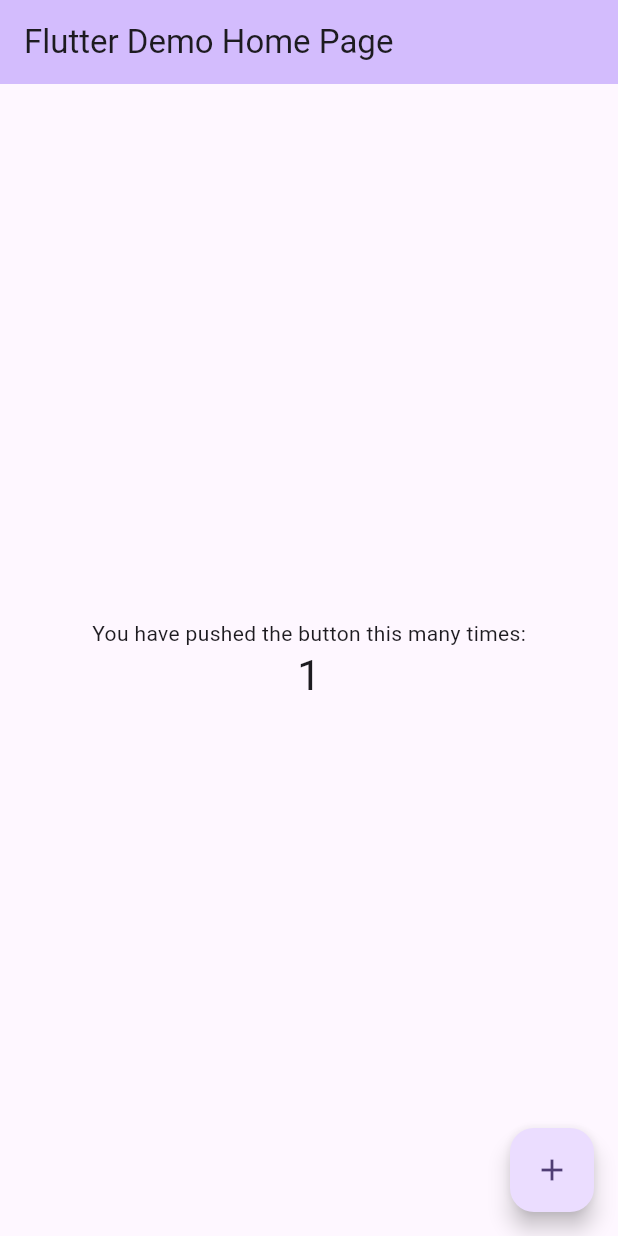
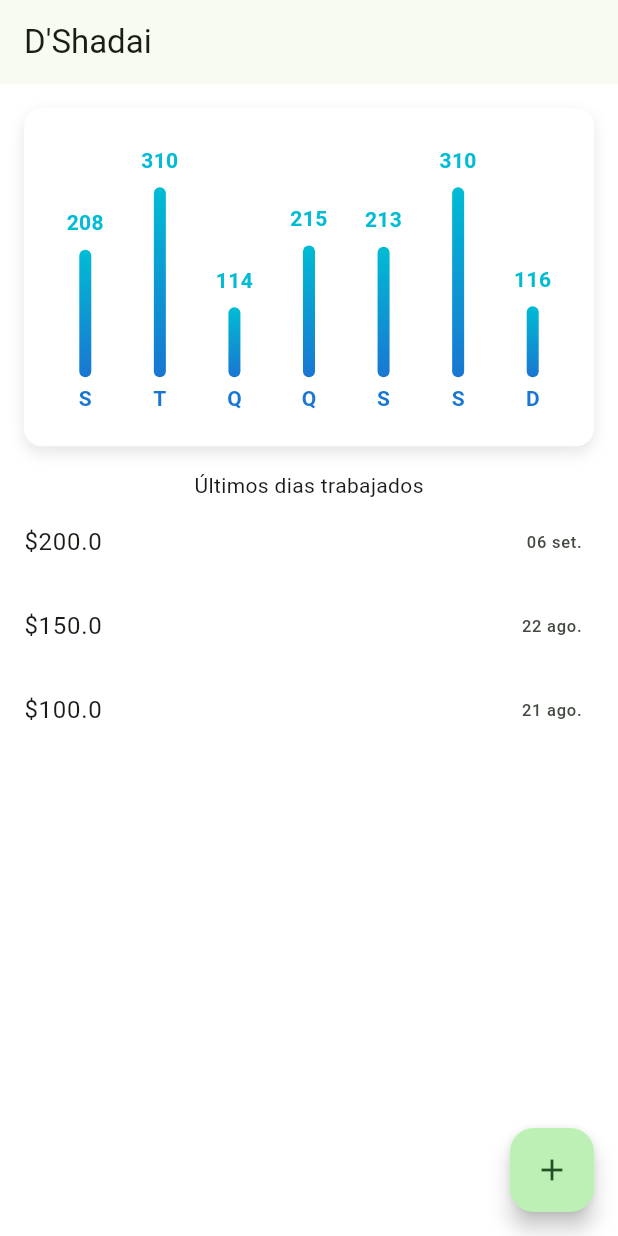
Before and after one commit to juliangg910316/deshadai_app, a Flutter app: the screen it shows after launch, after a tap on the "add" icon, on a phone screen of 412 x 824 dp. Run offline on Flutter 3.47's test engine with Material 3 defaults, Android fonts, the phone set to English and light mode, and no system bars; drawn by our look-alikes of fl_chart; our stand-ins replace flutter_bloc, freezed_annotation, get_it, logger, objectbox; generated files the repository leaves out were written again.

Commit message:
feat: Implement salary income management with ObjectBox and BLoC
- Added BlocObserved for logging state changes in BLoC.
- Set up dependency injection using GetIt for SalaryIncomeDataSource and HomeCubit.
- Created SalaryIncomeDatasourceImpl to handle data operations with ObjectBox.
- Developed SalaryIncomeMapper for converting between SalaryIncome and SalaryIncomeModel.
- Defined SalaryIncomeModel as an ObjectBox entity for local storage.
- Established SalaryIncomeDataSource interface for data access abstraction.
- Implemented SalaryIncome entity using Freezed for immutability and pattern matching.
- Generated ObjectBox model and setup for local database storage.
- Created HomeCubit to manage salary income state and loading logic.
- Developed HomeState to represent the UI state of the Home page.
- Built ChartsPage and HomePage for displaying salary income data visually.
- Implemented ChartView for rendering bar charts using fl_chart package.
- Created SalaryListView to display a list of salary incomes with formatted dates.

```diff
--- a/analysis_options.yaml
+++ b/analysis_options.yaml
@@ -8,6 +8,10 @@
 # The following line activates a set of recommended lints for Flutter apps,
 # packages, and plugins designed to encourage good coding practices.
 include: package:flutter_lints/flutter.yaml
+
+analyzer:
+  errors:
+    invalid_annotation_target: ignore
 
 linter:
   # The lint rules applied to this project can be customized in the
--- /dev/null
+++ b/lib/bloc_observed.dart
@@ -0,0 +1,12 @@
+import 'package:flutter_bloc/flutter_bloc.dart';
+import 'package:logger/logger.dart';
+
+class BlocObserved extends BlocObserver {
+  const BlocObserved();
+
+  @override
+  void onChange(BlocBase<dynamic> bloc, Change<dynamic> change) {
+    super.onChange(bloc, change);
+    Logger().i('${bloc.runtimeType} $change');
+  }
+}
--- /dev/null
+++ b/lib/core/di/injection.dart
@@ -0,0 +1,23 @@
+// service locator
+import 'package:deshadai/ui/bloc/home_cubit.dart';
+import 'package:get_it/get_it.dart';
+
+import '../../data/datasource/local/salary_income_datasource_impl.dart';
+import '../../domain/datasources/salary_income_datasource.dart';
+import '../../objectbox.dart';
+
+GetIt getit = GetIt.instance;
+
+Future<void> init() async {
+  // Register the ObjectBox instance
+  final ObjectBox objectBox = await ObjectBox.create();
+  getit
+    ..registerSingleton<ObjectBox>(objectBox)
+    // Register the SalaryIncomeDataSource
+    ..registerFactory<SalaryIncomeDataSource>(
+      () => SalaryIncomeDatasourceImpl(getit<ObjectBox>()),
+    )
+    ..registerFactory<HomeCubit>(
+      () => HomeCubit(getit<SalaryIncomeDataSource>()),
+    );
+}
--- /dev/null
+++ b/lib/data/datasource/local/salary_income_datasource_impl.dart
@@ -0,0 +1,50 @@
+import 'package:deshadai/data/mapper/salary_income_mapper.dart';
+
+import '../../../domain/datasources/salary_income_datasource.dart';
+import '../../../domain/entity/salary_income.dart';
+import '../../../objectbox.dart';
+import '../../../objectbox.g.dart';
+import '../../model/salary_income_model.dart';
+
+class SalaryIncomeDatasourceImpl implements SalaryIncomeDataSource {
+  final ObjectBox _objectBox;
+
+  SalaryIncomeDatasourceImpl(this._objectBox);
+
+  @override
+  Future<List<SalaryIncome>> getSalaryIncomes() {
+    // Query for all notes, sorted by their date.
+    // https://docs.objectbox.io/queries
+    final builder = _objectBox.salaryIncomeBox.query().order(
+      SalaryIncomeModel_.date,
+      flags: Order.descending,
+    );
+    final salaryIncomeModels = builder.build().find();
+    return Future.value(
+      SalaryIncomeMapper.mapperSalaryIncomeModelToEntityList(
+        salaryIncomeModels,
+      ),
+    );
+  }
+
+  @override
+  Future<void> addSalaryIncome(SalaryIncome salaryIncome) =>
+      _objectBox.salaryIncomeBox.putAsync(
+        SalaryIncomeModel(
+          salaryIncome: salaryIncome.salaryIncome,
+          comment: salaryIncome.comment,
+          date: salaryIncome.date,
+        ),
+      );
+
+  @override
+  Future<void> updateSalaryIncome(SalaryIncome salaryIncome) {
+    // TODO: implement updateSalaryIncome
+    throw UnimplementedError();
+  }
+
+  @override
+  Future<void> deleteSalaryIncome(int id) {
+    return _objectBox.salaryIncomeBox.removeAsync(id);
+  }
+}
--- /dev/null
+++ b/lib/data/mapper/salary_income_mapper.dart
@@ -0,0 +1,30 @@
+import '../../domain/entity/salary_income.dart';
+import '../model/salary_income_model.dart';
+
+class SalaryIncomeMapper {
+  static SalaryIncome mapperSalaryIncomeModelToEntity(SalaryIncomeModel model) {
+    return SalaryIncome(
+      id: model.id,
+      salaryIncome: model.salaryIncome,
+      comment: model.comment,
+      date: model.date,
+    );
+  }
+
+  static List<SalaryIncome> mapperSalaryIncomeModelToEntityList(
+    List<SalaryIncomeModel> models,
+  ) {
+    return models.map(mapperSalaryIncomeModelToEntity).toList();
+  }
+
+  static SalaryIncomeModel mapperSalaryIncomeEntityToModel(
+    SalaryIncome entity,
+  ) {
+    return SalaryIncomeModel(
+      id: entity.id,
+      salaryIncome: entity.salaryIncome,
+      comment: entity.comment,
+      date: entity.date,
+    );
+  }
+}
--- /dev/null
+++ b/lib/data/model/salary_income_model.dart
@@ -0,0 +1,21 @@
+import 'package:objectbox/objectbox.dart';
+
+// ignore_for_file: public_member_api_docs
+
+@Entity()
+class SalaryIncomeModel {
+  int id;
+
+  double salaryIncome;
+  String? comment;
+
+  /// Note: Stored in milliseconds without time zone info.
+  DateTime date;
+
+  SalaryIncomeModel({
+    this.id = 0,
+    this.comment,
+    this.salaryIncome = 0.0,
+    DateTime? date,
+  }) : date = date ?? DateTime.now();
+}
--- /dev/null
+++ b/lib/domain/datasources/salary_income_datasource.dart
@@ -0,0 +1,8 @@
+import '../entity/salary_income.dart';
+
+abstract interface class SalaryIncomeDataSource {
+  Future<List<SalaryIncome>> getSalaryIncomes();
+  Future<void> addSalaryIncome(SalaryIncome salaryIncome);
+  Future<void> updateSalaryIncome(SalaryIncome salaryIncome);
+  Future<void> deleteSalaryIncome(int id);
+}
--- /dev/null
+++ b/lib/domain/entity/salary_income.dart
@@ -0,0 +1,13 @@
+import 'package:freezed_annotation/freezed_annotation.dart';
+
+part 'salary_income.freezed.dart';
+
+@freezed
+abstract class SalaryIncome with _$SalaryIncome {
+  factory SalaryIncome({
+    required int id,
+    required double salaryIncome,
+    String? comment,
+    required DateTime date,
+  }) = _SalaryIncome;
+}
--- a/lib/main.dart
+++ b/lib/main.dart
@@ -1,6 +1,22 @@
+import 'package:deshadai/ui/views/home_page.dart';
 import 'package:flutter/material.dart';
+import 'package:flutter_bloc/flutter_bloc.dart';
+import 'package:flutter_localizations/flutter_localizations.dart';
+import 'package:intl/intl.dart';
 
-void main() {
+import 'bloc_observed.dart';
+import 'core/di/injection.dart' as di;
+import 'ui/bloc/home_cubit.dart';
+
+void main() async {
+  WidgetsFlutterBinding.ensureInitialized();
+
+  Intl.defaultLocale = 'pt_BR';
+
+  await di.init();
+
+  Bloc.observer = const BlocObserved();
+
   runApp(const MyApp());
 }
 
@@ -11,112 +27,23 @@ class MyApp extends StatelessWidget {
   @override
   Widget build(BuildContext context) {
     return MaterialApp(
-      title: 'Flutter Demo',
+      title: "D'Shadai",
+      debugShowCheckedModeBanner: false,
+      locale: const Locale('pt', 'BR'),
+      supportedLocales: const [Locale('pt', 'BR')],
+      localizationsDelegates: [
+        GlobalMaterialLocalizations.delegate,
+        GlobalWidgetsLocalizations.delegate,
+        GlobalCupertinoLocalizations.delegate,
+      ],
       theme: ThemeData(
-        // This is the theme of your application.
-        //
-        // TRY THIS: Try running your application with "flutter run". You'll see
-        // the application has a purple toolbar. Then, without quitting the app,
-        // try changing the seedColor in the colorScheme below to Colors.green
-        // and then invoke "hot reload" (save your changes or press the "hot
-        // reload" button in a Flutter-supported IDE, or press "r" if you used
-        // the command line to start the app).
-        //
-        // Notice that the counter didn't reset back to zero; the application
-        // state is not lost during the reload. To reset the state, use hot
-        // restart instead.
-        //
-        // This works for code too, not just values: Most code changes can be
-        // tested with just a hot reload.
-        colorScheme: ColorScheme.fromSeed(seedColor: Colors.deepPurple),
+        colorScheme: ColorScheme.fromSeed(seedColor: Colors.green),
+        scaffoldBackgroundColor: Colors.white,
       ),
-      home: const MyHomePage(title: 'Flutter Demo Home Page'),
+      home: BlocProvider(
+        create: (context) => di.getit<HomeCubit>(),
+        child: const HomePage(),
+      ),
     );
   }
 }
-
-class MyHomePage extends StatefulWidget {
-  const MyHomePage({super.key, required this.title});
-
-  // This widget is the home page of your application. It is stateful, meaning
-  // that it has a State object (defined below) that contains fields that affect
-  // how it looks.
-
-  // This class is the configuration for the state. It holds the values (in this
-  // case the title) provided by the parent (in this case the App widget) and
-  // used by the build method of the State. Fields in a Widget subclass are
-  // always marked "final".
-
-  final String title;
-
-  @override
-  State<MyHomePage> createState() => _MyHomePageState();
-}
-
-class _MyHomePageState extends State<MyHomePage> {
-  int _counter = 0;
-
-  void _incrementCounter() {
-    setState(() {
-      // This call to setState tells the Flutter framework that something has
-      // changed in this State, which causes it to rerun the build method below
-      // so that the display can reflect the updated values. If we changed
-      // _counter without calling setState(), then the build method would not be
-      // called again, and so nothing would appear to happen.
-      _counter++;
-    });
-  }
-
-  @override
-  Widget build(BuildContext context) {
-    // This method is rerun every time setState is called, for instance as done
-    // by the _incrementCounter method above.
-    //
-    // The Flutter framework has been optimized to make rerunning build methods
-    // fast, so that you can just rebuild anything that needs updating rather
-    // than having to individually change instances of widgets.
-    return Scaffold(
-      appBar: AppBar(
-        // TRY THIS: Try changing the color here to a specific color (to
-        // Colors.amber, perhaps?) and trigger a hot reload to see the AppBar
-        // change color while the other colors stay the same.
-        backgroundColor: Theme.of(context).colorScheme.inversePrimary,
-        // Here we take the value from the MyHomePage object that was created by
-        // the App.build method, and use it to set our appbar title.
-        title: Text(widget.title),
-      ),
-      body: Center(
-        // Center is a layout widget. It takes a single child and positions it
-        // in the middle of the parent.
-        child: Column(
-          // Column is also a layout widget. It takes a list of children and
-          // arranges them vertically. By default, it sizes itself to fit its
-          // children horizontally, and tries to be as tall as its parent.
-          //
-          // Column has various properties to control how it sizes itself and
-          // how it positions its children. Here we use mainAxisAlignment to
-          // center the children vertically; the main axis here is the vertical
-          // axis because Columns are vertical (the cross axis would be
-          // horizontal).
-          //
-          // TRY THIS: Invoke "debug painting" (choose the "Toggle Debug Paint"
-          // action in the IDE, or press "p" in the console), to see the
-          // wireframe for each widget.
-          mainAxisAlignment: MainAxisAlignment.center,
-          children: <Widget>[
-            const Text('You have pushed the button this many times:'),
-            Text(
-              '$_counter',
-              style: Theme.of(context).textTheme.headlineMedium,
-            ),
-          ],
-        ),
-      ),
-      floatingActionButton: FloatingActionButton(
-        onPressed: _incrementCounter,
-        tooltip: 'Increment',
-        child: const Icon(Icons.add),
-      ), // This trailing comma makes auto-formatting nicer for build methods.
-    );
-  }
-}
--- /dev/null
+++ b/lib/objectbox.dart
@@ -0,0 +1,51 @@
+import 'package:path/path.dart' as p;
+import 'package:path_provider/path_provider.dart';
+
+import 'data/model/salary_income_model.dart';
+import 'objectbox.g.dart'; // created by `dart run build_runner build`
+
+class ObjectBox {
+  late final Box<SalaryIncomeModel> _salaryIncomeBox;
+
+  Box<SalaryIncomeModel> get salaryIncomeBox => _salaryIncomeBox;
+
+  ObjectBox._create(Store store) {
+    _salaryIncomeBox = Box<SalaryIncomeModel>(store);
+
+    if (_salaryIncomeBox.isEmpty()) {
+      _putDemoData();
+    }
+  }
+
+  static Future<ObjectBox> create() async {
+    final store = await openStore(
+      directory: p.join(
+        (await getApplicationDocumentsDirectory()).path,
+        "deshadai-db",
+      ),
+      macosApplicationGroup: "objectbox.deshadai",
+    );
+    return ObjectBox._create(store);
+  }
+
+  void _putDemoData() {
+    final demoNotes = [
+      SalaryIncomeModel(
+        salaryIncome: 100,
+        comment: 'First salary',
+        date: DateTime(2025, 8, 21),
+      ),
+      SalaryIncomeModel(
+        salaryIncome: 150,
+        comment: 'Second salary',
+        date: DateTime(2025, 8, 22),
+      ),
+      SalaryIncomeModel(
+        salaryIncome: 200,
+        comment: 'Third salary',
+        date: DateTime.now(),
+      ),
+    ];
+    _salaryIncomeBox.putManyAsync(demoNotes);
+  }
+}
--- /dev/null
+++ b/lib/ui/bloc/home_cubit.dart
@@ -0,0 +1,33 @@
+import 'package:deshadai/domain/datasources/salary_income_datasource.dart';
+import 'package:flutter_bloc/flutter_bloc.dart';
+import 'package:freezed_annotation/freezed_annotation.dart';
+
+import '../../domain/entity/salary_income.dart';
+
+part 'home_cubit.freezed.dart';
+part 'home_state.dart';
+
+class HomeCubit extends Cubit<HomeState> {
+  final SalaryIncomeDataSource _salaryIncomeDataSource;
+  HomeCubit(this._salaryIncomeDataSource) : super(const HomeState()) {
+    _loadSalaryIncomes();
+  }
+
+  Future<void> _loadSalaryIncomes() async {
+    emit(state.copyWith(status: HomeStatus.loading));
+
+    try {
+      final salaryIncomes = await _salaryIncomeDataSource.getSalaryIncomes();
+      emit(
+        state.copyWith(
+          status: HomeStatus.success,
+          salaryIncomes: salaryIncomes,
+        ),
+      );
+    } catch (e) {
+      emit(
+        state.copyWith(status: HomeStatus.error, errorMessage: e.toString()),
+      );
+    }
+  }
+}
--- /dev/null
+++ b/lib/ui/bloc/home_state.dart
@@ -0,0 +1,12 @@
+part of 'home_cubit.dart';
+
+enum HomeStatus { initial, loading, success, error }
+
+@freezed
+abstract class HomeState with _$HomeState {
+  const factory HomeState({
+    @Default(HomeStatus.initial) HomeStatus status,
+    @Default('') String errorMessage,
+    @Default([]) List<SalaryIncome> salaryIncomes,
+  }) = _HomeState;
+}
--- /dev/null
+++ b/lib/ui/views/charts_page.dart
@@ -0,0 +1,30 @@
+import 'package:flutter/material.dart';
+
+import '../widgets/chart_view.dart';
+
+class ChartsPage extends StatelessWidget {
+  const ChartsPage({super.key});
+
+  @override
+  Widget build(BuildContext context) {
+    return AspectRatio(
+      aspectRatio: 1.6,
+      child: Container(
+        padding: const EdgeInsets.all(16),
+        margin: const EdgeInsets.all(16),
+        decoration: BoxDecoration(
+          color: Colors.white,
+          borderRadius: BorderRadius.circular(12),
+          boxShadow: [
+            BoxShadow(
+              color: Colors.black.withValues(alpha: .1),
+              blurRadius: 8,
+              offset: const Offset(0, 4),
+            ),
+          ],
+        ),
+        child: ChartView(),
+      ),
+    );
+  }
+}
--- /dev/null
+++ b/lib/ui/views/home_page.dart
@@ -0,0 +1,29 @@
+import 'package:flutter/material.dart';
+
+import '../widgets/salary_list_view.dart';
+import 'charts_page.dart';
+
+class HomePage extends StatelessWidget {
+  const HomePage({super.key});
+
+  @override
+  Widget build(BuildContext context) {
+    return Scaffold(
+      appBar: AppBar(title: const Text('D\'Shadai')),
+      body: SingleChildScrollView(
+        physics: const BouncingScrollPhysics(),
+        child: Column(
+          children: [
+            const ChartsPage(),
+            Text('Últimos dias trabajados'),
+            SalaryListView(),
+          ],
+        ),
+      ),
+      floatingActionButton: FloatingActionButton(
+        onPressed: () {},
+        child: const Icon(Icons.add),
+      ),
+    );
+  }
+}
--- /dev/null
+++ b/lib/ui/widgets/chart_view.dart
@@ -0,0 +1,142 @@
+import 'package:fl_chart/fl_chart.dart';
+import 'package:flutter/material.dart';
+
+class ChartView extends StatelessWidget {
+  const ChartView({super.key});
+
+  @override
+  Widget build(BuildContext context) {
+    return BarChart(
+      BarChartData(
+        barTouchData: barTouchData,
+        titlesData: titlesData,
+        borderData: borderData,
+        barGroups: barGroups,
+        gridData: const FlGridData(show: false),
+        alignment: BarChartAlignment.spaceAround,
+        maxY: 400,
+      ),
+    );
+  }
+
+  BarTouchData get barTouchData => BarTouchData(
+    enabled: false,
+    touchTooltipData: BarTouchTooltipData(
+      getTooltipColor: (group) => Colors.transparent,
+      tooltipPadding: EdgeInsets.zero,
+      tooltipMargin: 8,
+      getTooltipItem:
+          (
+            BarChartGroupData group,
+            int groupIndex,
+            BarChartRodData rod,
+            int rodIndex,
+          ) {
+            return BarTooltipItem(
+              rod.toY.round().toString(),
+              const TextStyle(color: Colors.cyan, fontWeight: FontWeight.bold),
+            );
+          },
+    ),
+  );
+
+  Widget getTitles(double value, TitleMeta meta) {
+    final style = TextStyle(
+      color: Colors.blue.shade700,
+      fontWeight: FontWeight.bold,
+      fontSize: 14,
+    );
+    String text;
+    switch (value.toInt()) {
+      case 0:
+        text = 'S';
+        break;
+      case 1:
+        text = 'T';
+        break;
+      case 2:
+        text = 'Q';
+        break;
+      case 3:
+        text = 'Q';
+        break;
+      case 4:
+        text = 'S';
+        break;
+      case 5:
+        text = 'S';
+        break;
+      case 6:
+        text = 'D';
+        break;
+      default:
+        text = '';
+        break;
+    }
+    return SideTitleWidget(
+      meta: meta,
+      space: 4,
+      child: Text(text, style: style),
+    );
+  }
+
+  FlTitlesData get titlesData => FlTitlesData(
+    show: true,
+    bottomTitles: AxisTitles(
+      sideTitles: SideTitles(
+        showTitles: true,
+        reservedSize: 30,
+        getTitlesWidget: getTitles,
+      ),
+    ),
+    leftTitles: const AxisTitles(sideTitles: SideTitles(showTitles: false)),
+    topTitles: const AxisTitles(sideTitles: SideTitles(showTitles: false)),
+    rightTitles: const AxisTitles(sideTitles: SideTitles(showTitles: false)),
+  );
+
+  FlBorderData get borderData => FlBorderData(show: false);
+
+  LinearGradient get _barsGradient => LinearGradient(
+    colors: [Colors.blue.shade700, Colors.cyan],
+    begin: Alignment.bottomCenter,
+    end: Alignment.topCenter,
+  );
+
+  List<BarChartGroupData> get barGroups => [
+    BarChartGroupData(
+      x: 0,
+      barRods: [BarChartRodData(toY: 208, gradient: _barsGradient)],
+      showingTooltipIndicators: [0],
+    ),
+    BarChartGroupData(
+      x: 1,
+      barRods: [BarChartRodData(toY: 310, gradient: _barsGradient)],
+      showingTooltipIndicators: [0],
+    ),
+    BarChartGroupData(
+      x: 2,
+      barRods: [BarChartRodData(toY: 114, gradient: _barsGradient)],
+      showingTooltipIndicators: [0],
+    ),
+    BarChartGroupData(
+      x: 3,
+      barRods: [BarChartRodData(toY: 215, gradient: _barsGradient)],
+      showingTooltipIndicators: [0],
+    ),
+    BarChartGroupData(
+      x: 4,
+      barRods: [BarChartRodData(toY: 213, gradient: _barsGradient)],
+      showingTooltipIndicators: [0],
+    ),
+    BarChartGroupData(
+      x: 5,
+      barRods: [BarChartRodData(toY: 310, gradient: _barsGradient)],
+      showingTooltipIndicators: [0],
+    ),
+    BarChartGroupData(
+      x: 6,
+      barRods: [BarChartRodData(toY: 116, gradient: _barsGradient)],
+      showingTooltipIndicators: [0],
+    ),
+  ];
+}
--- /dev/null
+++ b/lib/ui/widgets/salary_list_view.dart
@@ -0,0 +1,44 @@
+import 'package:flutter/material.dart';
+import 'package:flutter_bloc/flutter_bloc.dart';
+import 'package:intl/intl.dart';
+
+import '../../domain/entity/salary_income.dart';
+import '../bloc/home_cubit.dart';
+
+class SalaryListView extends StatelessWidget {
+  const SalaryListView({super.key});
+
+  @override
+  Widget build(BuildContext context) {
+    final state = context.watch<HomeCubit>().state;
+    switch (state.status) {
+      case HomeStatus.initial:
+      case HomeStatus.loading:
+        return const Center(child: CircularProgressIndicator());
+      case HomeStatus.error:
+        return Center(child: Text(state.errorMessage));
+      case HomeStatus.success:
+        if (state.salaryIncomes.isEmpty) {
+          return const Center(child: Text('No salary incomes found.'));
+        } else {
+          return _buildSalaryList(state.salaryIncomes);
+        }
+    }
+  }
+
+  Widget _buildSalaryList(List<SalaryIncome> salaryIncomes) {
+    return ListView.builder(
+      shrinkWrap: true,
+      itemCount: salaryIncomes.length,
+      itemBuilder: (context, index) {
+        final salaryIncome = salaryIncomes[index];
+        return ListTile(
+          title: Text('\$${salaryIncome.salaryIncome}'),
+          // subtitle: Text('Día ${salaryIncome.date.day}'),
+          trailing: Text(DateFormat('dd MMM').format(salaryIncome.date)),
+          // leading: const Icon(Icons.monetization_on),
+        );
+      },
+    );
+  }
+}
```
Also changed, not shown: lib/objectbox-model.json (added, +47 -0 lines), pubspec.yaml (+23 -29 lines), lib/domain/entity/salary_income.freezed.dart (added), lib/objectbox.g.dart (added), lib/ui/bloc/home_cubit.freezed.dart (added), pubspec.lock, 3 other files.
